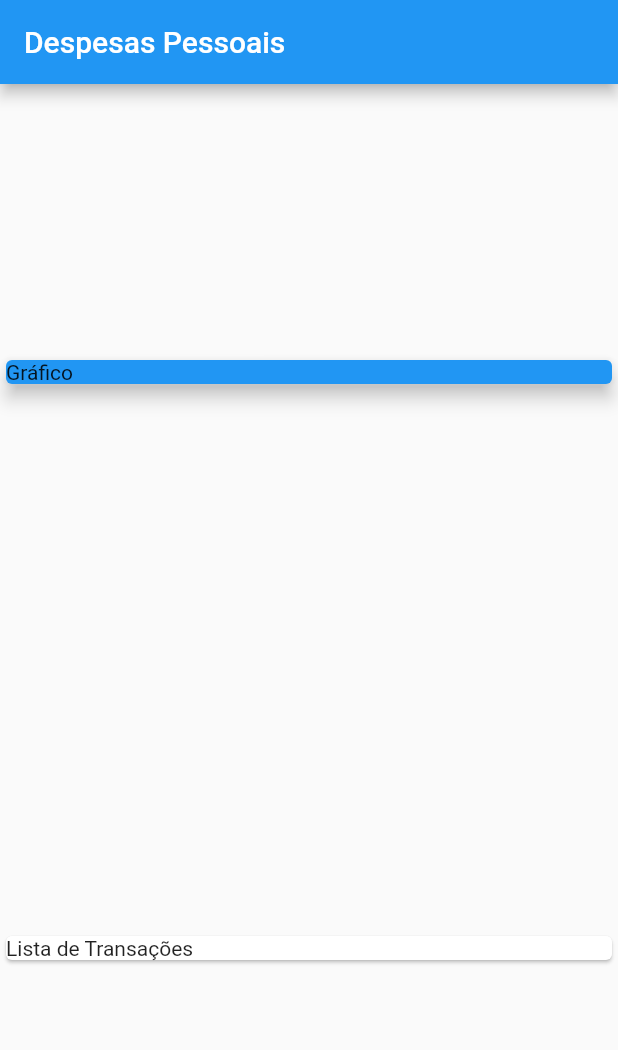
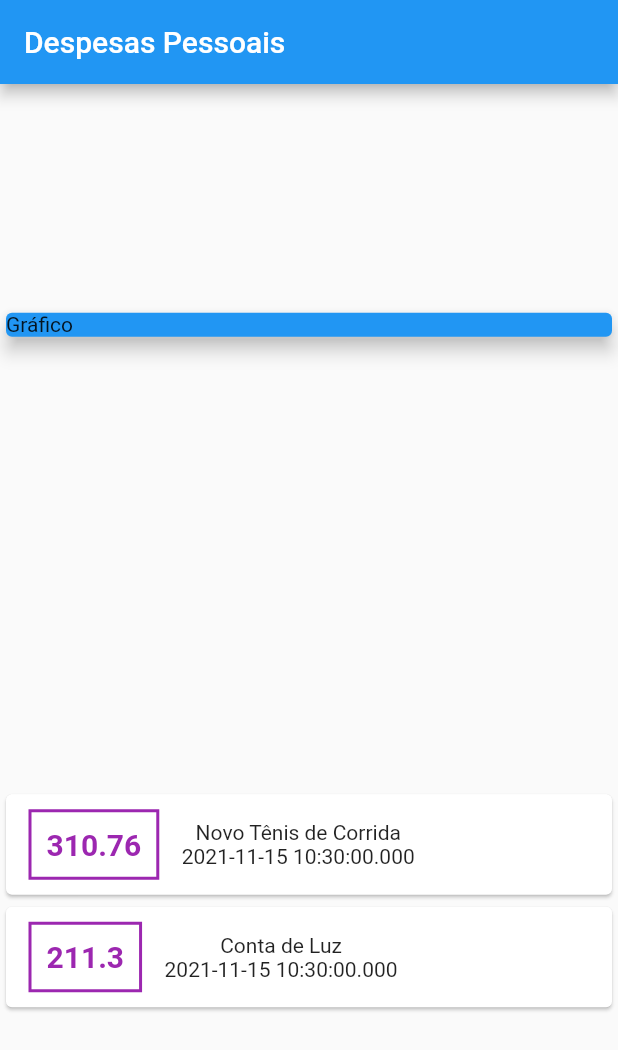
Before and after one commit to arthurfp/MyExpenses-Flutter, a Flutter app: the screen it shows after launch, on a phone screen of 412 x 824 dp. Shown: the top 1050 px of the screen. Run offline on Flutter 3.47's test engine with Material 2 defaults, Android fonts, the phone set to English and light mode, and no system bars.

Commit message:
added styled and mapepd components

```diff
--- a/lib/main.dart
+++ b/lib/main.dart
@@ -37,16 +37,50 @@ class MyHomePage extends StatelessWidget {
       body: Column(
         mainAxisAlignment: MainAxisAlignment.spaceAround,
         crossAxisAlignment: CrossAxisAlignment.stretch,
-        children: const [
-          SizedBox(
+        children: [
+          const SizedBox(
             child: Card(
               color: Colors.blue,
               child: Text('Gráfico'),
               elevation: 5,
             ),
           ),
-          Card(
-            child: Text('Lista de Transações'),
+          Column(
+            children: _transactions.map((tr) {
+              return Card(
+                child: Row(
+                  children: [
+                    Container(
+                      margin: const EdgeInsets.symmetric(
+                        horizontal: 15,
+                        vertical: 10,
+                      ),
+                      decoration: BoxDecoration(
+                        border: Border.all(
+                          color: Colors.purple,
+                          width: 2,
+                        ),
+                      ),
+                      padding: const EdgeInsets.all(10),
+                      child: Text(
+                        tr.value.toString(),
+                        style: const TextStyle(
+                          fontWeight: FontWeight.bold,
+                          fontSize: 20,
+                          color: Colors.purple,
+                        ),
+                      ),
+                    ),
+                    Column(
+                      children: [
+                        Text(tr.title),
+                        Text(tr.date.toString()),
+                      ],
+                    ),
+                  ],
+                ),
+              );
+            }).toList(),
           ),
         ],
       ),
```
